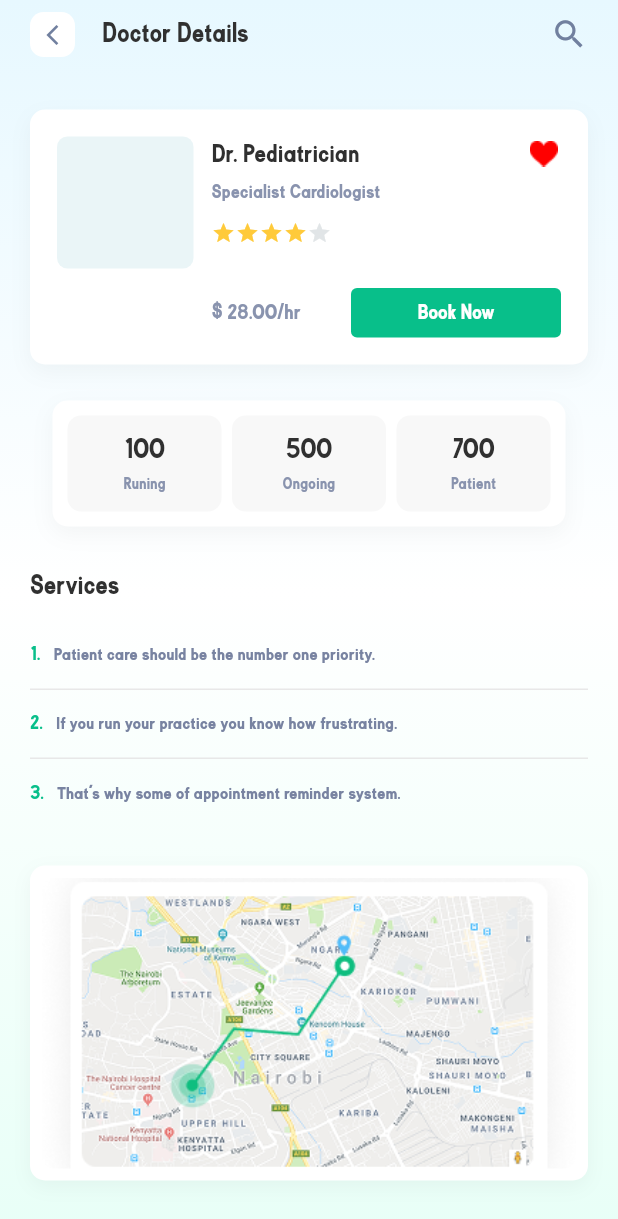
After one commit to Adham3-Sabry/doctorhunt_app, a Flutter app: the DoctorDetailsScreen screen opened by its route, on a phone screen of 412 x 824 dp. The commit adds this screen. Shown: the top 1219 px of the screen. Run offline on Flutter 3.47's test engine with Material 3 defaults, Android fonts, the phone set to English and light mode, and no system bars; our stand-ins replace go_router.

Commit message:
finish home details ui and some logic

```diff
--- a/lib/apps/core/router/app_router.dart
+++ b/lib/apps/core/router/app_router.dart
@@ -2,6 +2,7 @@
 import 'package:doctorhunt_app/apps/features/auth/presentation/screens/login_screen.dart';
 import 'package:doctorhunt_app/apps/features/auth/presentation/screens/signup_screen.dart';
 import 'package:doctorhunt_app/apps/features/home/presentation/screen/home_screen.dart';
+import 'package:doctorhunt_app/apps/features/home_details/presentation/screens/doctor_details_screen.dart';
 import 'package:doctorhunt_app/apps/features/onboarding/screens/choose_role.dart';
 import 'package:doctorhunt_app/apps/features/onboarding/screens/onboard1.dart';
 import 'package:doctorhunt_app/apps/features/onboarding/screens/onboard2.dart';
@@ -19,6 +20,8 @@ class AppRouter {
   static const String login = '/login';
   static const String signup = '/signup';
   static const String home = '/home';
+  static const String homedetails = '/home-details';
+
 
 
 
@@ -99,6 +102,13 @@ class AppRouter {
           return const HomeScreen();
         },
       ),
+      GoRoute(
+        path: homedetails,
+        name: 'homedetails',
+        builder: (context, state) {
+          return const DoctorDetailsScreen();
+        },
+      ),
     ],
   );
 }
--- a/lib/apps/features/home/presentation/widget/popular_doctor_list.dart
+++ b/lib/apps/features/home/presentation/widget/popular_doctor_list.dart
@@ -1,5 +1,6 @@
 import 'package:doctorhunt_app/apps/features/home/data/models/doctor_models.dart';
 import 'package:flutter/material.dart';
+import 'package:go_router/go_router.dart';
 
 import '../../../../core/widgets/custom_horizontal_list.dart';
 
@@ -32,7 +33,10 @@ class _PopularDoctorCard extends StatelessWidget {
 
   @override
   Widget build(BuildContext context) {
-    return Container(
+    return GestureDetector(
+      onTap: () {
+             context.go('/home-details');  },
+      child: Container(
         width: 190,
         decoration: BoxDecoration(
           color: Colors.white,
@@ -104,6 +108,7 @@ class _PopularDoctorCard extends StatelessWidget {
             ),
           ],
         ),
+      ),
     );
   }
 }
--- /dev/null
+++ b/lib/apps/features/home_details/data/models/doctor_details_model.dart
@@ -0,0 +1,27 @@
+class DoctorDetailsModel {
+  final String name;
+  final String specialty;
+  final String price;
+  final String doctorImagePath;
+  final String favoriteIconPath;
+  final String mapImagePath;
+
+  final int running;
+  final int ongoing;
+  final int patient;
+
+  final List<String> services;
+
+  const DoctorDetailsModel({
+    required this.name,
+    required this.specialty,
+    required this.price,
+    required this.doctorImagePath,
+    required this.favoriteIconPath,
+    required this.mapImagePath,
+    required this.running,
+    required this.ongoing,
+    required this.patient,
+    required this.services,
+  });
+}
--- /dev/null
+++ b/lib/apps/features/home_details/presentation/screens/doctor_details_screen.dart
@@ -0,0 +1,127 @@
+import 'package:doctorhunt_app/apps/features/home_details/data/models/doctor_details_model.dart';
+import 'package:flutter/material.dart';
+import 'package:go_router/go_router.dart';
+
+import '../widgets/doctor_details_header.dart';
+import '../widgets/doctor_info_card.dart';
+import '../widgets/doctor_location_map.dart';
+import '../widgets/doctor_services.dart';
+import '../widgets/doctor_statistics.dart';
+
+class DoctorDetailsScreen extends StatelessWidget {
+  const DoctorDetailsScreen({super.key});
+
+  @override
+  Widget build(BuildContext context) {
+
+
+    const doctor = DoctorDetailsModel(
+      name: 'Dr. Pediatrician',
+      specialty: 'Specialist Cardiologist',
+      price: '28.00',
+
+      // =========================================================
+
+      // =========================================================
+      doctorImagePath: '',
+
+
+      favoriteIconPath: 'asssets/images/like.png',
+
+
+      // =========================================================
+      mapImagePath: 'asssets/images/map.png',
+
+      running: 100,
+      ongoing: 500,
+      patient: 700,
+
+      services: [
+        'Patient care should be the number one priority.',
+        'If you run your practice you know how frustrating.',
+        'That’s why some of appointment reminder system.',
+      ],
+    );
+
+    return Scaffold(
+      backgroundColor: Colors.white,
+
+      body: Stack(
+        children: [
+          // =====================================================
+          // BACKGROUND
+          // =====================================================
+          Container(
+            decoration: const BoxDecoration(
+              gradient: LinearGradient(
+                begin: Alignment.topCenter,
+                end: Alignment.bottomCenter,
+                colors: [Color(0xFFE7F8FF), Colors.white, Color(0xFFE8FFF7)],
+                stops: [0.0, 0.48, 1.0],
+              ),
+            ),
+          ),
+
+          // =====================================================
+          // CONTENT
+          // =====================================================
+          SafeArea(
+            child: SingleChildScrollView(
+              physics: const BouncingScrollPhysics(),
+              padding: const EdgeInsets.only(top: 8, bottom: 30),
+              child: Column(
+                crossAxisAlignment: CrossAxisAlignment.start,
+                children: [
+                  // =================================================
+                  // HEADER
+                  // =================================================
+                  DoctorDetailsHeader(
+                    onBack: () {
+                      context.go('/home');
+                    },
+                    onSearch: () {
+                      // Search action
+                    },
+                  ),
+
+                  const SizedBox(height: 35),
+
+                  // =================================================
+                  // DOCTOR CARD
+                  // =================================================
+                  DoctorInfoCard(
+                    doctor: doctor,
+                    onBookNow: () {
+                      // Book Now action
+                    },
+                  ),
+
+                  const SizedBox(height: 24),
+
+                  // =================================================
+                  // STATISTICS
+                  // =================================================
+                  DoctorStatistics(doctor: doctor),
+
+                  const SizedBox(height: 27),
+
+                  // =================================================
+                  // SERVICES
+                  // =================================================
+                  DoctorServices(services: doctor.services),
+
+                  const SizedBox(height: 25),
+
+                  // =================================================
+                  // MAP
+                  // =================================================
+                  DoctorLocationMap(mapImagePath: doctor.mapImagePath),
+                ],
+              ),
+            ),
+          ),
+        ],
+      ),
+    );
+  }
+}
--- /dev/null
+++ b/lib/apps/features/home_details/presentation/widgets/doctor_details_header.dart
@@ -0,0 +1,58 @@
+import 'package:flutter/material.dart';
+
+class DoctorDetailsHeader extends StatelessWidget {
+  final VoidCallback onBack;
+  final VoidCallback onSearch;
+
+  const DoctorDetailsHeader({
+    super.key,
+    required this.onBack,
+    required this.onSearch,
+  });
+
+  @override
+  Widget build(BuildContext context) {
+    return Padding(
+      padding: const EdgeInsets.symmetric(horizontal: 20),
+      child: Row(
+        children: [
+          GestureDetector(
+            onTap: onBack,
+            child: Container(
+              width: 30,
+              height: 30,
+              decoration: BoxDecoration(
+                color: Colors.white,
+                borderRadius: BorderRadius.circular(9),
+              ),
+              child: const Icon(
+                Icons.arrow_back_ios_new,
+                size: 16,
+                color: Color(0xFF71809F),
+              ),
+            ),
+          ),
+
+          const SizedBox(width: 18),
+
+          const Expanded(
+            child: Text(
+              'Doctor Details',
+              style: TextStyle(
+                fontFamily: 'Rubik',
+                fontSize: 18,
+                fontWeight: FontWeight.w500,
+                color: Color(0xFF303030),
+              ),
+            ),
+          ),
+
+          GestureDetector(
+            onTap: onSearch,
+            child: const Icon(Icons.search, size: 25, color: Color(0xFF71809F)),
+          ),
+        ],
+      ),
+    );
+  }
+}
--- /dev/null
+++ b/lib/apps/features/home_details/presentation/widgets/doctor_info_card.dart
@@ -0,0 +1,167 @@
+import 'package:doctorhunt_app/apps/features/home_details/data/models/doctor_details_model.dart';
+import 'package:flutter/material.dart';
+
+class DoctorInfoCard extends StatelessWidget {
+  final DoctorDetailsModel doctor;
+  final VoidCallback onBookNow;
+
+  const DoctorInfoCard({
+    super.key,
+    required this.doctor,
+    required this.onBookNow,
+  });
+
+  @override
+  Widget build(BuildContext context) {
+    return Container(
+      margin: const EdgeInsets.symmetric(horizontal: 20),
+      padding: const EdgeInsets.all(18),
+      height: 170,
+      decoration: BoxDecoration(
+        color: Colors.white,
+        borderRadius: BorderRadius.circular(10),
+        boxShadow: [
+          BoxShadow(
+            color: Colors.black.withOpacity(0.04),
+            blurRadius: 12,
+            offset: const Offset(0, 5),
+          ),
+        ],
+      ),
+      child: Column(
+        children: [
+          Expanded(
+            child: Row(
+              crossAxisAlignment: CrossAxisAlignment.start,
+              children: [
+                // =================================================
+                // DOCTOR IMAGE
+                // =================================================
+                Container(
+                  width: 91,
+                  height: 88,
+                  clipBehavior: Clip.antiAlias,
+                  decoration: BoxDecoration(
+                    color: const Color(0xFFEAF5F7),
+                    borderRadius: BorderRadius.circular(7),
+                  ),
+                  child: doctor.doctorImagePath.isEmpty
+                      ? const SizedBox()
+                      : Image.asset(doctor.doctorImagePath, fit: BoxFit.cover),
+                ),
+
+                const SizedBox(width: 12),
+
+                // =================================================
+                // DOCTOR INFO
+                // =================================================
+                Expanded(
+                  child: Column(
+                    crossAxisAlignment: CrossAxisAlignment.start,
+                    children: [
+                      Text(
+                        doctor.name,
+                        maxLines: 1,
+                        overflow: TextOverflow.ellipsis,
+                        style: const TextStyle(
+                          fontFamily: 'Rubik',
+                          fontSize: 17,
+                          fontWeight: FontWeight.w500,
+                          color: Color(0xFF303030),
+                        ),
+                      ),
+
+                      const SizedBox(height: 4),
+
+                      Text(
+                        doctor.specialty,
+                        maxLines: 1,
+                        overflow: TextOverflow.ellipsis,
+                        style: const TextStyle(
+                          fontFamily: 'Rubik',
+                          fontSize: 13,
+                          color: Color(0xFF8993AE),
+                        ),
+                      ),
+
+                      const SizedBox(height: 9),
+
+                      Row(
+                        children: [
+                          ...List.generate(
+                            5,
+                            (index) => Icon(
+                              Icons.star,
+                              size: 16,
+                              color: index == 4
+                                  ? const Color(0xFFE1E5E7)
+                                  : const Color(0xFFFFCA3A),
+                            ),
+                          ),
+                        ],
+                      ),
+                    ],
+                  ),
+                ),
+
+                // =================================================
+                // FAVORITE
+                // =================================================
+                if (doctor.favoriteIconPath.isNotEmpty)
+                  Image.asset('asssets/images/like.png', width: 23, height: 23)
+                else
+                  const Icon(Icons.favorite, color: Colors.red, size: 24),
+              ],
+            ),
+          ),
+
+          const SizedBox(height: 7),
+
+          // =====================================================
+          // PRICE + BOOK BUTTON
+          // =====================================================
+          Row(
+            children: [
+              const SizedBox(width: 103),
+
+              Expanded(
+                child: Text(
+                  '\$ ${doctor.price}/hr',
+                  style: const TextStyle(
+                    fontFamily: 'Rubik',
+                    fontSize: 14,
+                    color: Color(0xFF8993AE),
+                  ),
+                ),
+              ),
+
+              SizedBox(
+                width: 140,
+                height: 33,
+                child: ElevatedButton(
+                  onPressed: onBookNow,
+                  style: ElevatedButton.styleFrom(
+                    backgroundColor: const Color(0xFF08BF8A),
+                    elevation: 0,
+                    shape: RoundedRectangleBorder(
+                      borderRadius: BorderRadius.circular(4),
+                    ),
+                  ),
+                  child: const Text(
+                    'Book Now',
+                    style: TextStyle(
+                      fontFamily: 'Rubik',
+                      fontSize: 14,
+                      fontWeight: FontWeight.w500,
+                      color: Colors.white,
+                    ),
+                  ),
+                ),
+              ),
+            ],
+          ),
+        ],
+      ),
+    );
+  }
+}
--- /dev/null
+++ b/lib/apps/features/home_details/presentation/widgets/doctor_location_map.dart
@@ -0,0 +1,44 @@
+import 'package:flutter/material.dart';
+
+class DoctorLocationMap extends StatelessWidget {
+  final String mapImagePath;
+
+  const DoctorLocationMap({super.key, required this.mapImagePath});
+
+  @override
+  Widget build(BuildContext context) {
+    return Container(
+      margin: const EdgeInsets.symmetric(horizontal: 20),
+      height: 210,
+      padding: const EdgeInsets.all(8),
+      decoration: BoxDecoration(
+        color: Colors.white,
+        borderRadius: BorderRadius.circular(10),
+        boxShadow: [
+          BoxShadow(
+            color: Colors.black.withOpacity(.04),
+            blurRadius: 10,
+            offset: const Offset(0, 4),
+          ),
+        ],
+      ),
+      child: ClipRRect(
+        borderRadius: BorderRadius.circular(8),
+        child: mapImagePath.isEmpty
+            ? const Center(
+                child: Icon(
+                  Icons.map_outlined,
+                  size: 45,
+                  color: Color(0xFFB7C0D0),
+                ),
+              )
+            : Image.asset(
+                'asssets/images/map.png',
+                width: double.infinity,
+                height: double.infinity,
+                fit: BoxFit.cover,
+              ),
+      ),
+    );
+  }
+}
--- /dev/null
+++ b/lib/apps/features/home_details/presentation/widgets/doctor_services.dart
@@ -0,0 +1,91 @@
+import 'package:flutter/material.dart';
+
+class DoctorServices extends StatelessWidget {
+  final List<String> services;
+
+  const DoctorServices({super.key, required this.services});
+
+  @override
+  Widget build(BuildContext context) {
+    return Padding(
+      padding: const EdgeInsets.symmetric(horizontal: 20),
+      child: Column(
+        crossAxisAlignment: CrossAxisAlignment.start,
+        children: [
+          const Text(
+            'Services',
+            style: TextStyle(
+              fontFamily: 'Rubik',
+              fontSize: 18,
+              fontWeight: FontWeight.w500,
+              color: Color(0xFF303030),
+            ),
+          ),
+
+          const SizedBox(height: 10),
+
+          ...List.generate(services.length, (index) {
+            return _ServiceItem(
+              number: index + 1,
+              text: services[index],
+              isLast: index == services.length - 1,
+            );
+          }),
+        ],
+      ),
+    );
+  }
+}
+
+class _ServiceItem extends StatelessWidget {
+  final int number;
+  final String text;
+  final bool isLast;
+
+  const _ServiceItem({
+    required this.number,
+    required this.text,
+    required this.isLast,
+  });
+
+  @override
+  Widget build(BuildContext context) {
+    return Container(
+      constraints: const BoxConstraints(minHeight: 46),
+      decoration: BoxDecoration(
+        border: isLast
+            ? null
+            : const Border(
+                bottom: BorderSide(color: Color(0xFFE8E8E8), width: 1),
+              ),
+      ),
+      child: Row(
+        crossAxisAlignment: CrossAxisAlignment.center,
+        children: [
+          Text(
+            '$number.',
+            style: const TextStyle(
+              fontFamily: 'Rubik',
+              fontSize: 13,
+              fontWeight: FontWeight.w500,
+              color: Color(0xFF08BF8A),
+            ),
+          ),
+
+          const SizedBox(width: 9),
+
+          Expanded(
+            child: Text(
+              text,
+              style: const TextStyle(
+                fontFamily: 'Rubik',
+                fontSize: 12,
+                color: Color(0xFF7883A1),
+              ),
+            ),
+          ),
+        ],
+      ),
+    );
+  }
+}
--- /dev/null
+++ b/lib/apps/features/home_details/presentation/widgets/doctor_statistics.dart
@@ -0,0 +1,89 @@
+import 'package:doctorhunt_app/apps/features/home_details/data/models/doctor_details_model.dart';
+import 'package:flutter/material.dart';
+
+class DoctorStatistics extends StatelessWidget {
+  final DoctorDetailsModel doctor;
+
+  const DoctorStatistics({super.key, required this.doctor});
+
+  @override
+  Widget build(BuildContext context) {
+    return Container(
+      margin: const EdgeInsets.symmetric(horizontal: 35),
+      padding: const EdgeInsets.all(10),
+      height: 84,
+      decoration: BoxDecoration(
+        color: Colors.white,
+        borderRadius: BorderRadius.circular(10),
+        boxShadow: [
+          BoxShadow(
+            color: Colors.black.withOpacity(.04),
+            blurRadius: 12,
+            offset: const Offset(0, 5),
+          ),
+        ],
+      ),
+      child: Row(
+        children: [
+          Expanded(
+            child: _StatisticItem(value: doctor.running, title: 'Runing'),
+          ),
+
+          const SizedBox(width: 7),
+
+          Expanded(
+            child: _StatisticItem(value: doctor.ongoing, title: 'Ongoing'),
+          ),
+
+          const SizedBox(width: 7),
+
+          Expanded(
+            child: _StatisticItem(value: doctor.patient, title: 'Patient'),
+          ),
+        ],
+      ),
+    );
+  }
+}
+
+class _StatisticItem extends StatelessWidget {
+  final int value;
+  final String title;
+
+  const _StatisticItem({required this.value, required this.title});
+
+  @override
+  Widget build(BuildContext context) {
+    return Container(
+      decoration: BoxDecoration(
+        color: const Color(0xFFF8F8F8),
+        borderRadius: BorderRadius.circular(9),
+      ),
+      child: Column(
+        mainAxisAlignment: MainAxisAlignment.center,
+        children: [
+          Text(
+            '$value',
+            style: const TextStyle(
+              fontFamily: 'Rubik',
+              fontSize: 18,
+              fontWeight: FontWeight.w500,
+              color: Color(0xFF303030),
+            ),
+          ),
+
+          const SizedBox(height: 2),
+
+          Text(
+            title,
+            style: const TextStyle(
+              fontFamily: 'Rubik',
+              fontSize: 11,
+              color: Color(0xFF8993AE),
+            ),
+          ),
+        ],
+      ),
+    );
+  }
+}
```
Also changed, not shown: asssets/images/like.png (added), asssets/images/map.png (added). Lines whose indentation alone changed are shown as unchanged.
